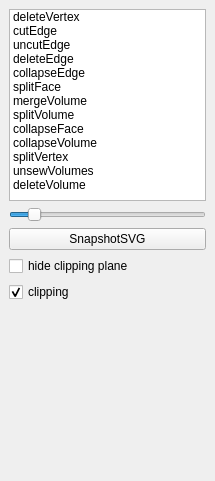
Old version of the form Apps/Tuto/Modelling/tuto_oper3.ui in the repository cgogn/CGoGN.
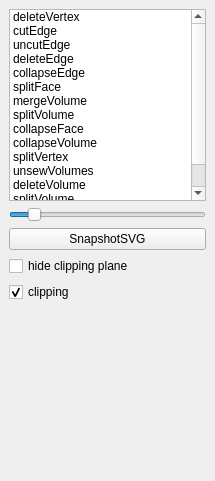
New version of the form.

```diff
--- a/Apps/Tuto/Modelling/tuto_oper3.ui
+++ b/Apps/Tuto/Modelling/tuto_oper3.ui
@@ -155,6 +155,16 @@
         <string>deleteVolume</string>
        </property>
       </item>
+      <item>
+       <property name="text">
+        <string>splitVolume</string>
+       </property>
+      </item>
+      <item>
+       <property name="text">
+        <string>cutVolume</string>
+       </property>
+      </item>
      </widget>
     </item>
     <item row="6" column="0">
```
